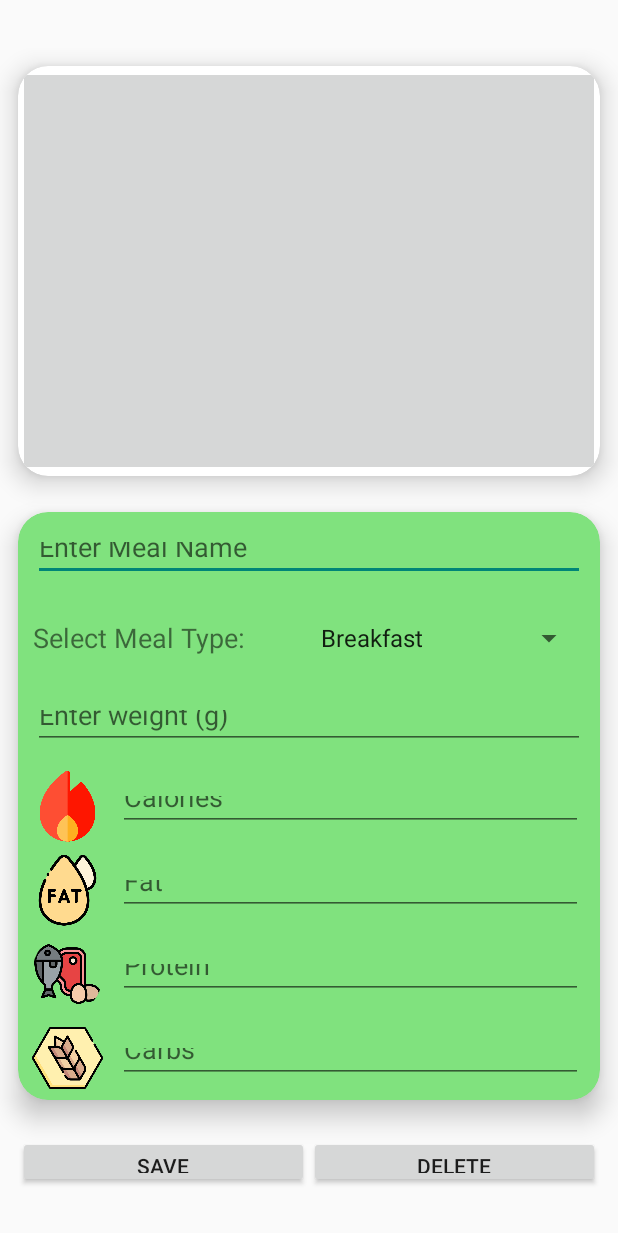
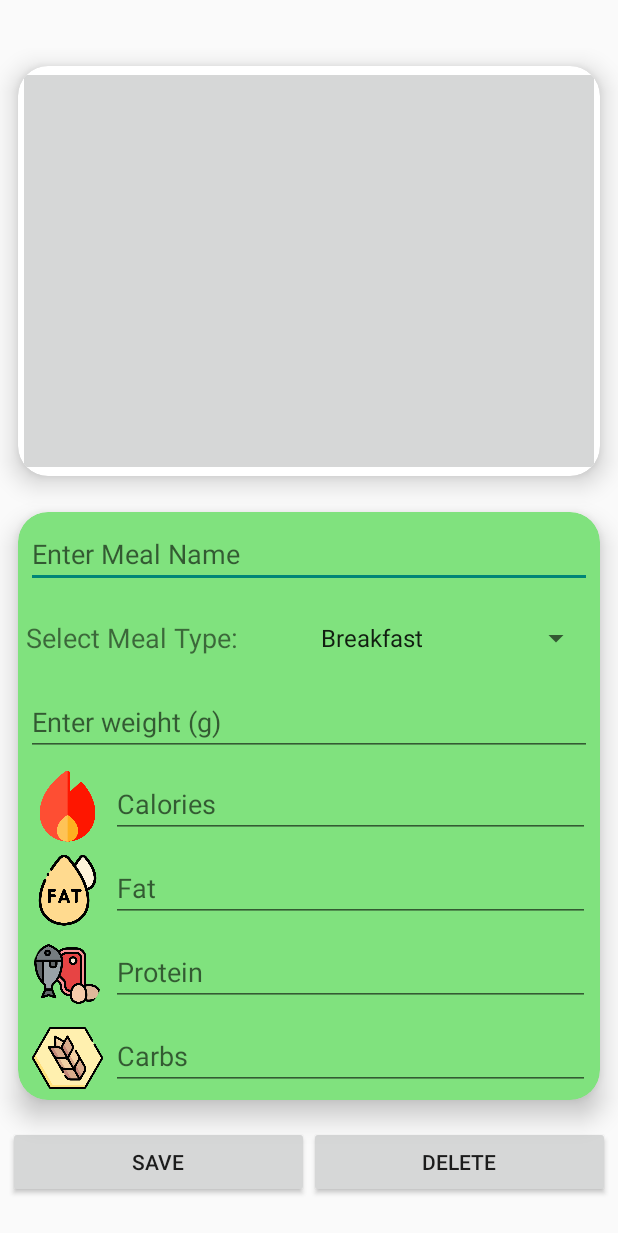
Before and after one commit to risinsilv/FCM, an Android app: the EditMeal screen opened directly, with no data from a screen before it, on a phone screen of 412 x 824 dp. Shown: the top 1233 px of the screen. Run offline under Robolectric (Android 15) with nearby library versions, the phone set to English and light mode, and no system bars; our stand-ins replace Firebase (no records; nobody signed in at launch, a user with empty details on screens opened directly), Room's generated code; pictures from the network do not load; 7 statements that could not run were skipped.

Commit message:
commit 15

```diff
--- a/app/src/main/res/layout/activity_edit_meal.xml
+++ b/app/src/main/res/layout/activity_edit_meal.xml
@@ -15,8 +15,9 @@
         android:backgroundTint="@color/white"
         android:orientation="vertical"
         app:layout_constraintBottom_toBottomOf="parent"
-        app:layout_constraintTop_toTopOf="parent"
-        tools:layout_editor_absoluteX="1dp">
+        app:layout_constraintEnd_toEndOf="parent"
+        app:layout_constraintStart_toStartOf="parent"
+        app:layout_constraintTop_toTopOf="parent">
 
         <androidx.cardview.widget.CardView
             android:layout_width="match_parent"
@@ -53,7 +54,7 @@
                     android:id="@+id/editTextMealName2"
                     android:layout_width="match_parent"
                     android:layout_height="match_parent"
-                    android:layout_margin="10dp"
+                    android:layout_margin="5dp"
                     android:layout_weight="1"
                     android:hint="Enter Meal Name"
                     android:inputType="text" />
@@ -61,7 +62,7 @@
                 <LinearLayout
                     android:layout_width="match_parent"
                     android:layout_height="match_parent"
-                    android:layout_margin="10dp"
+                    android:layout_margin="5dp"
                     android:layout_weight="1"
                     android:orientation="horizontal">
 
@@ -87,7 +88,7 @@
                     android:id="@+id/weightEditText2"
                     android:layout_width="match_parent"
                     android:layout_height="match_parent"
-                    android:layout_margin="10dp"
+                    android:layout_margin="5dp"
                     android:layout_weight="1"
                     android:hint="Enter weight (g)"
                     android:inputType="numberDecimal" />
@@ -115,8 +116,8 @@
                     <EditText
                         android:id="@+id/editCalories"
                         android:layout_width="match_parent"
-                        android:layout_height="wrap_content"
-                        android:layout_margin="10dp"
+                        android:layout_height="match_parent"
+                        android:layout_margin="5dp"
                         android:layout_weight="1"
                         android:ems="10"
                         android:hint="Calories"
@@ -145,8 +146,8 @@
                     <EditText
                         android:id="@+id/editFat"
                         android:layout_width="match_parent"
-                        android:layout_height="wrap_content"
-                        android:layout_margin="10dp"
+                        android:layout_height="match_parent"
+                        android:layout_margin="5dp"
                         android:layout_weight="1"
                         android:ems="10"
                         android:hint="Fat"
@@ -176,8 +177,8 @@
                     <EditText
                         android:id="@+id/editProteins"
                         android:layout_width="match_parent"
-                        android:layout_height="wrap_content"
-                        android:layout_margin="10dp"
+                        android:layout_height="match_parent"
+                        android:layout_margin="5dp"
                         android:layout_weight="1"
                         android:ems="10"
                         android:hint="Protein"
@@ -208,8 +209,8 @@
                     <EditText
                         android:id="@+id/editCarbs"
                         android:layout_width="match_parent"
-                        android:layout_height="wrap_content"
-                        android:layout_margin="10dp"
+                        android:layout_height="match_parent"
+                        android:layout_margin="5dp"
                         android:layout_weight="1"
                         android:ems="10"
                         android:hint="Carbs"
@@ -224,7 +225,7 @@
         <LinearLayout
             android:layout_width="match_parent"
             android:layout_height="match_parent"
-            android:layout_margin="12dp"
+            android:layout_margin="5dp"
             android:layout_weight="6"
             android:orientation="horizontal">
 
--- a/app/src/main/res/values-night/themes.xml
+++ b/app/src/main/res/values-night/themes.xml
@@ -1,6 +1,8 @@
 <resources xmlns:tools="http://schemas.android.com/tools">
     <!-- Base application theme. -->
     <style name="Base.Theme.FCM" parent="Theme.AppCompat.Light.NoActionBar">
+        <item name="android:windowFullscreen">true</item>
+        <item name="android:windowNoTitle">true</item>
         <!-- Customize your dark theme here. -->
         <!-- <item name="colorPrimary">@color/my_dark_primary</item> -->
     </style>
```
